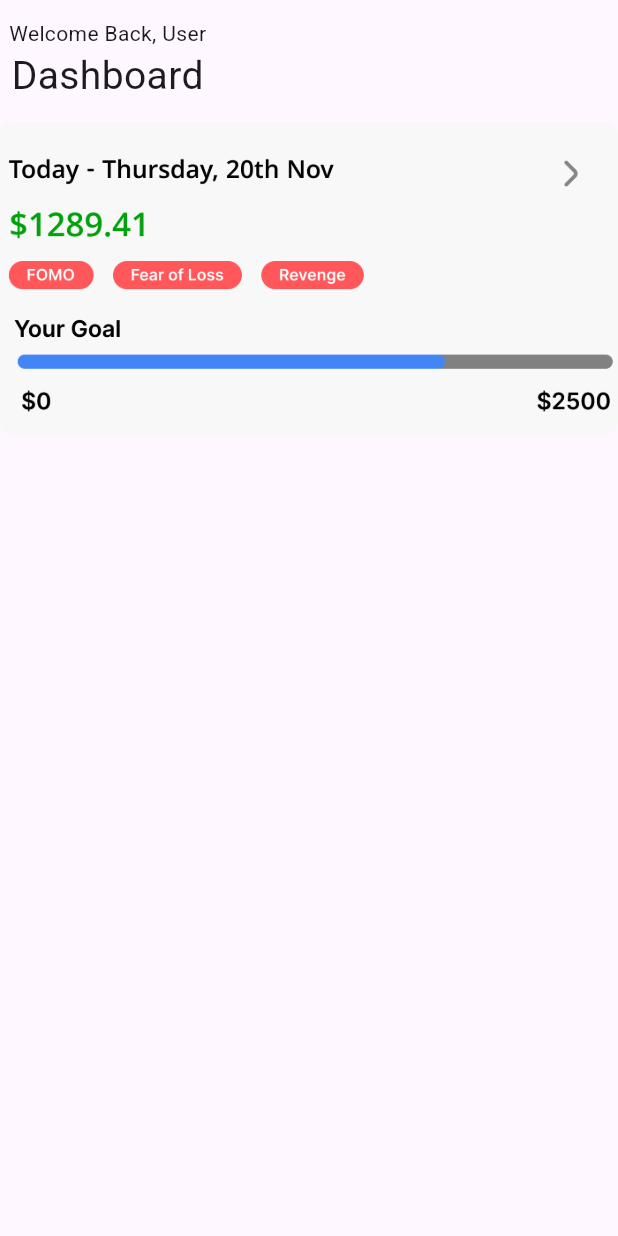
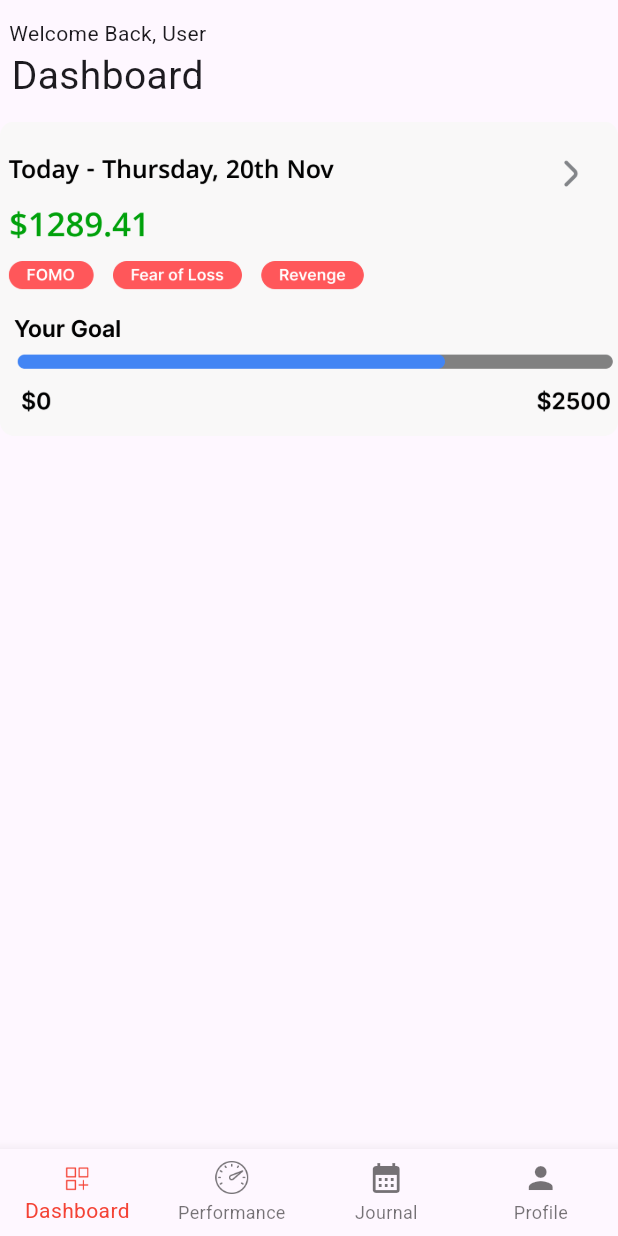
Before and after one commit to Skh121/TradeVerse, a Flutter app: the Dashboard screen opened by its route, on a phone screen of 412 x 824 dp. Run offline on Flutter 3.47's test engine with Material 3 defaults, Android fonts, the phone set to English and light mode, and no system bars; our stand-ins replace lottie.

Commit message:
Bottom Navigation Bar Added

```diff
--- a/lib/view/dashboard.dart
+++ b/lib/view/dashboard.dart
@@ -26,6 +26,16 @@ class Dashboard extends StatelessWidget {
           ],
         ),
       ),
+      bottomNavigationBar: BottomNavigationBar(
+        currentIndex: 0,
+        selectedItemColor: Colors.red,
+        type: BottomNavigationBarType.fixed,
+        items: <BottomNavigationBarItem>[
+        BottomNavigationBarItem(icon:ImageIcon(AssetImage('assets/images/dashboardIcon.png')),label:"Dashboard"),
+        BottomNavigationBarItem(icon: ImageIcon(AssetImage('assets/images/performanceIcon.png')),label:"Performance",),
+        BottomNavigationBarItem(icon: Icon(Icons.calendar_month),label:"Journal"),
+        BottomNavigationBarItem(icon: Icon(Icons.person),label:"Profile")
+      ]),
     );
   }
 }
```
Also changed, not shown: assets/images/dashboardIcon.png (added), assets/images/performanceIcon.png (added).
